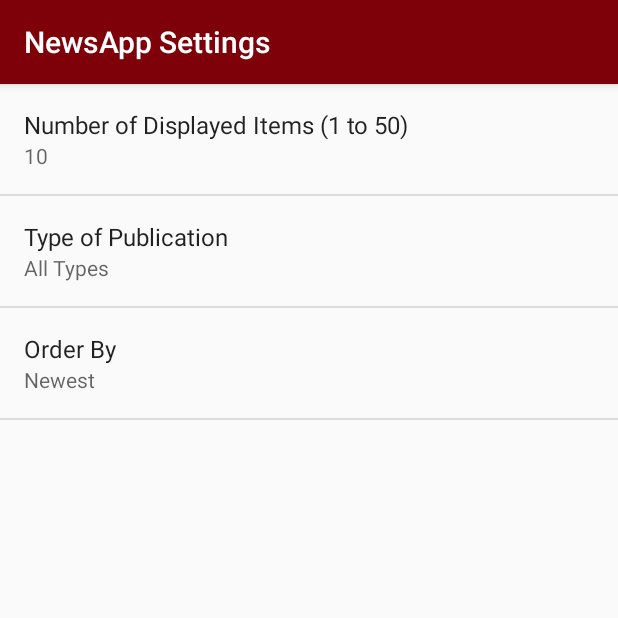
After one commit to svn42/NewsApp, an Android app: the SettingsActivity screen opened directly, with no data from a screen before it, on a phone screen of 412 x 824 dp, the top half of it. The commit adds this screen. Run offline under Robolectric (Android 15) with nearby library versions, the phone set to English and light mode, and no system bars.

Commit message:
added preferences for stage 2

```diff
--- /dev/null
+++ b/app/src/main/java/com/example/android/newsapp/SettingsActivity.java
@@ -0,0 +1,61 @@
+package com.example.android.newsapp;
+
+import android.content.SharedPreferences;
+import android.os.Bundle;
+import android.preference.ListPreference;
+import android.preference.Preference;
+import android.preference.PreferenceFragment;
+import android.preference.PreferenceManager;
+import android.support.v7.app.AppCompatActivity;
+
+public class SettingsActivity extends AppCompatActivity {
+
+    @Override
+    protected void onCreate(Bundle savedInstanceState) {
+        super.onCreate(savedInstanceState);
+        setContentView(R.layout.settings_activity);
+    }
+
+    public static class EarthquakePreferenceFragment extends PreferenceFragment implements Preference.OnPreferenceChangeListener {
+
+        @Override
+        public void onCreate(Bundle savedInstanceState) {
+            super.onCreate(savedInstanceState);
+            addPreferencesFromResource(R.xml.settings_main);
+
+            Preference itemsDisplayed = findPreference(getString(R.string.settings_number_of_items_key));
+            bindPreferenceSummaryToValue(itemsDisplayed);
+            Preference orderBy = findPreference(getString(R.string.settings_order_by_key));
+            bindPreferenceSummaryToValue(orderBy);
+            Preference type = findPreference(getString(R.string.settings_type_key));
+            bindPreferenceSummaryToValue(type);
+
+        }
+
+        private void bindPreferenceSummaryToValue(Preference preference) {
+            preference.setOnPreferenceChangeListener(this);
+            SharedPreferences preferences = PreferenceManager.getDefaultSharedPreferences(preference.getContext());
+            String preferenceString = preferences.getString(preference.getKey(), "");
+            onPreferenceChange(preference, preferenceString);
+        }
+
+        @Override
+        public boolean onPreferenceChange(Preference preference, Object value) {
+            // The code in this method takes care of updating the displayed preference summary after it has been changed
+            String stringValue = value.toString();
+            if (preference instanceof ListPreference) {
+                ListPreference listPreference = (ListPreference) preference;
+                int prefIndex = listPreference.findIndexOfValue(stringValue);
+                if (prefIndex >= 0) {
+                    CharSequence[] labels = listPreference.getEntries();
+                    preference.setSummary(labels[prefIndex]);
+                }
+            } else {
+                preference.setSummary(stringValue);
+            }
+            return true;
+
+
+        }
+    }
+}
--- /dev/null
+++ b/app/src/main/res/values/arrays.xml
@@ -0,0 +1,29 @@
+<?xml version="1.0" encoding="utf-8"?>
+<resources>
+    <string-array name="settings_order_by_labels">
+        <item>@string/settings_order_by_most_recent_label</item>
+        <item>@string/settings_order_by_oldest_label</item>
+    </string-array>
+
+    <string-array name="settings_order_by_values">
+        <item>@string/settings_order_by_most_recent_value</item>
+        <item>@string/settings_order_by_oldest_value</item>
+    </string-array>
+
+
+    <string-array name="settings_type_labels">
+        <item>@string/settings_type_all_label</item>
+        <item>@string/settings_type_article_label</item>
+        <item>@string/settings_type_liveblog_label</item>
+        <item>@string/settings_type_video_label</item>
+    </string-array>
+
+    <string-array name="settings_type_values">
+        <item>@string/settings_type_all_value</item>
+        <item>@string/settings_type_article_value</item>
+        <item>@string/settings_type_liveblog_value</item>
+        <item>@string/settings_type_video_value</item>
+    </string-array>
+
+
+</resources>
--- a/app/src/main/res/values/strings.xml
+++ b/app/src/main/res/values/strings.xml
@@ -2,4 +2,36 @@
     <string name="app_name">Sport News</string>
     <string name="no_internet">No internet connection :(</string>
     <string name="no_news">No news found :(</string>
+    <string name="settings_menu_item">Settings</string>
+    <string name="settings_title">NewsApp Settings</string>
+
+    <string name="settings_order_by_label">Order By</string>
+    <string name="settings_order_by_key" translatable="false">order_by</string>
+    <string name="settings_order_by_default" translatable="false">@string/settings_order_by_most_recent_value</string>
+
+    <string name="settings_number_of_items_key" translatable="false">items_displayed</string>
+    <string name="settings_number_of_items_default" translatable="false">10</string>
+    <string name="settings_number_of_items_label">Number of Displayed Items (1 to 50)</string>
+    <string name="settings_number_of_items_value" translatable="false">itemsDisplayed</string>
+
+    <string name="settings_type_label">Type of Publication</string>
+    <string name="settings_type_key" translatable="false">type</string>
+    <string name="settings_type_default" translatable="false">@string/settings_type_all_value</string>
+
+    <string name="settings_type_all_label">All Types</string>
+    <string name="settings_type_all_value" translatable="false">all</string>
+    <string name="settings_type_article_label">Articles</string>
+    <string name="settings_type_article_value" translatable="false">article</string>
+    <string name="settings_type_liveblog_label">Live Blogs</string>
+    <string name="settings_type_liveblog_value" translatable="false">liveblog</string>
+    <string name="settings_type_video_label">Videos</string>
+    <string name="settings_type_video_value" translatable="false">video</string>
+
+
+    <string name="settings_order_by_most_recent_label">Newest</string>
+    <string name="settings_order_by_most_recent_value" translatable="false">newest</string>
+    <string name="settings_order_by_oldest_label">Oldest</string>
+    <string name="settings_order_by_oldest_value" translatable="false">oldest</string>
+
+
 </resources>
--- /dev/null
+++ b/app/src/main/res/xml/settings_main.xml
@@ -0,0 +1,30 @@
+<?xml version="1.0" encoding="utf-8"?>
+<PreferenceScreen
+    xmlns:android="http://schemas.android.com/apk/res/android"
+    android:title="@string/settings_title">
+
+  <EditTextPreference
+        android:defaultValue="@string/settings_number_of_items_default"
+        android:inputType="numberDecimal"
+        android:key="@string/settings_number_of_items_key"
+        android:selectAllOnFocus="true"
+        android:title="@string/settings_number_of_items_label" />
+
+    <ListPreference
+        android:defaultValue="@string/settings_type_default"
+        android:entries="@array/settings_type_labels"
+        android:entryValues="@array/settings_type_values"
+        android:key="@string/settings_type_key"
+        android:title="@string/settings_type_label" />
+
+    <ListPreference
+        android:defaultValue="@string/settings_order_by_default"
+        android:entries="@array/settings_order_by_labels"
+        android:entryValues="@array/settings_order_by_values"
+        android:key="@string/settings_order_by_key"
+        android:title="@string/settings_order_by_label" />
+
+
+
+
+</PreferenceScreen>
```
Also changed, not shown: app/src/main/AndroidManifest.xml (+8 -0 lines), app/src/main/java/com/example/android/newsapp/MainActivity.java (+62 -2 lines), app/src/main/java/com/example/android/newsapp/NewsAdapter.java (+6 -2 lines), app/src/main/res/layout/settings_activity.xml (added, +8 -0 lines), app/src/main/res/menu/main.xml (added, +7 -0 lines).
